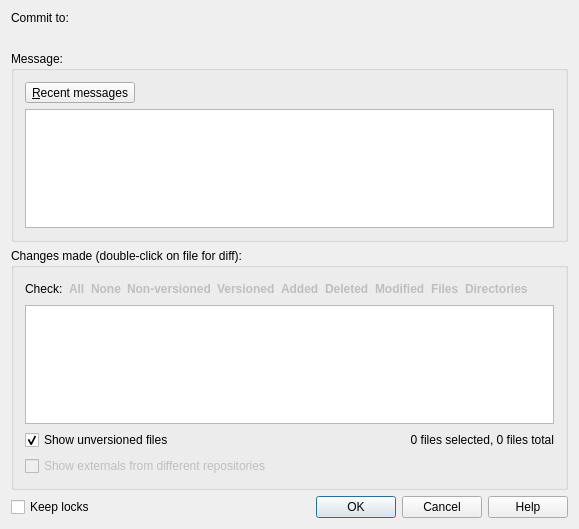
bokic/qsvn, file src/qsvn/qsvncommitdialog.ui: the form before one commit.
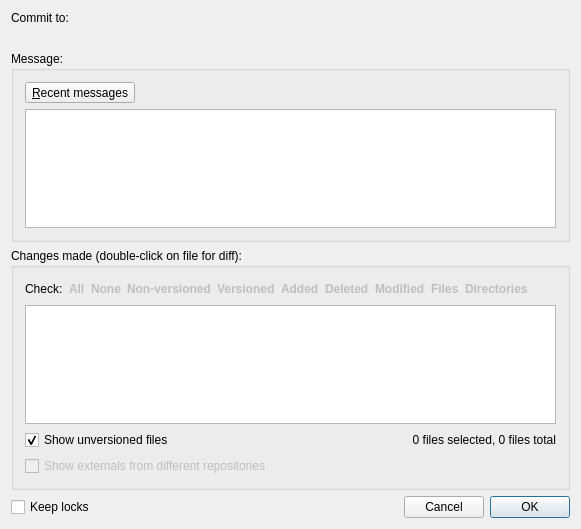
The form after the commit.

```diff
--- a/src/qsvn/qsvncommitdialog.ui
+++ b/src/qsvn/qsvncommitdialog.ui
@@ -6,29 +6,29 @@
    <rect>
     <x>0</x>
     <y>0</y>
-    <width>579</width>
+    <width>581</width>
     <height>529</height>
    </rect>
   </property>
-  <layout class="QGridLayout" name="gridLayout_3">
-   <item row="0" column="0" colspan="2">
+  <property name="modal">
+   <bool>true</bool>
+  </property>
+  <layout class="QGridLayout" name="gridLayout_3" columnstretch="1,0,0">
+   <item row="0" column="0" colspan="3">
     <widget class="QLabel" name="commitTo_label">
      <property name="text">
       <string>Commit to:</string>
      </property>
     </widget>
    </item>
-   <item row="1" column="0" colspan="2">
-    <widget class="QLabel" name="commitURL_label">
-     <property name="font">
-      <font>
-       <weight>75</weight>
-       <bold>true</bold>
-      </font>
+   <item row="4" column="2">
+    <widget class="QPushButton" name="pushButton">
+     <property name="text">
+      <string>OK</string>
      </property>
     </widget>
    </item>
-   <item row="2" column="0" colspan="2">
+   <item row="2" column="0" colspan="3">
     <widget class="QGroupBox" name="message_groupBox">
      <property name="title">
       <string>Message:</string>
@@ -60,7 +60,24 @@
      </layout>
     </widget>
    </item>
-   <item row="3" column="0" colspan="2">
+   <item row="1" column="0" colspan="3">
+    <widget class="QLabel" name="commitURL_label">
+     <property name="font">
+      <font>
+       <weight>75</weight>
+       <bold>true</bold>
+      </font>
+     </property>
+    </widget>
+   </item>
+   <item row="4" column="0">
+    <widget class="QCheckBox" name="keepLoks_checkBox">
+     <property name="text">
+      <string>Keep locks</string>
+     </property>
+    </widget>
+   </item>
+   <item row="3" column="0" colspan="3">
     <widget class="QGroupBox" name="changes_groupBox">
      <property name="title">
       <string>Changes made (double-click on file for diff):</string>
@@ -298,17 +315,10 @@
      </layout>
     </widget>
    </item>
-   <item row="4" column="0">
-    <widget class="QCheckBox" name="keepLoks_checkBox">
-     <property name="text">
-      <string>Keep locks</string>
-     </property>
-    </widget>
-   </item>
    <item row="4" column="1">
-    <widget class="QDialogButtonBox" name="buttonBox">
-     <property name="standardButtons">
-      <set>QDialogButtonBox::Cancel|QDialogButtonBox::Help|QDialogButtonBox::Ok</set>
+    <widget class="QPushButton" name="pushButton_2">
+     <property name="text">
+      <string>Cancel</string>
      </property>
     </widget>
    </item>
```
Left out of the diff: 39 changed lines with no effect on the pictures.
